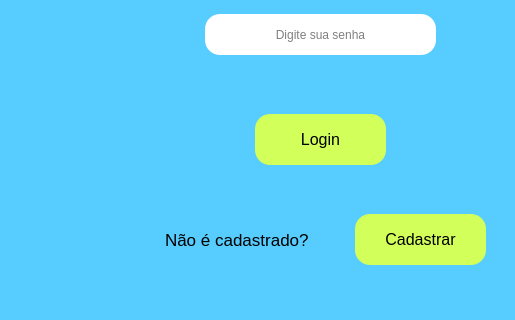
Qt form tela_login.ui (ImpactPark/Cadastro_Produtos) before a commit; both pictures show x 235 to 750 and y 166 to 486 of the 750 by 486 pixel window.
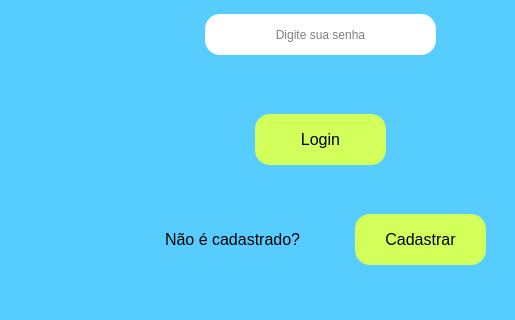
The same form after that commit. Icons and pictures are not drawn.

Diff of the .ui file:
```diff
--- a/tela_login.ui
+++ b/tela_login.ui
@@ -68,7 +68,8 @@
     </property>
     <property name="font">
      <font>
-      <pointsize>13</pointsize>
+      <family>Microsoft YaHei UI</family>
+      <pointsize>12</pointsize>
      </font>
     </property>
     <property name="text">
```
Left out of the diff: 8 changed lines with no effect on the pictures.
